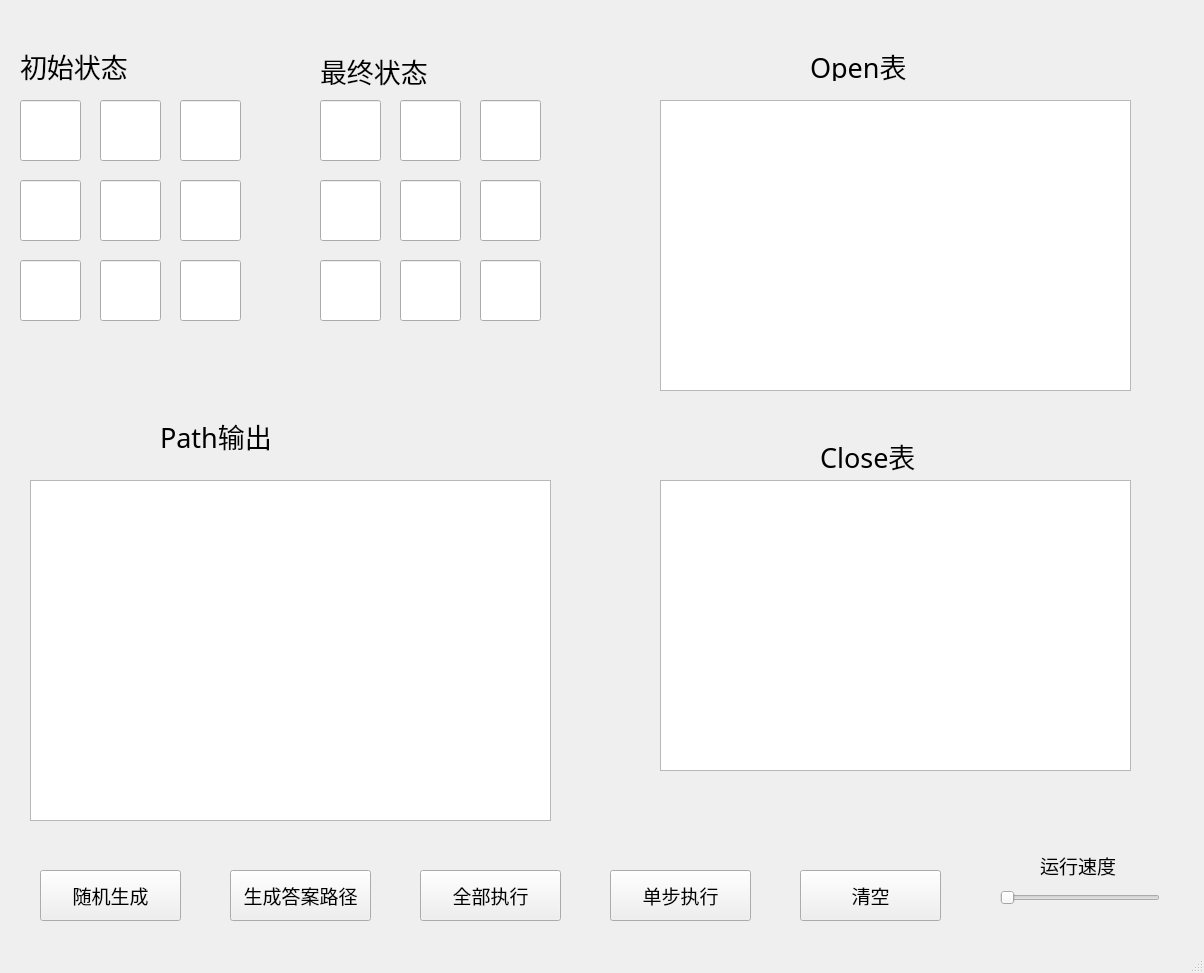
This is mainwindow.ui in dalao-li/Bashuma as Qt 5 draws it before an edit. The edited form follows.
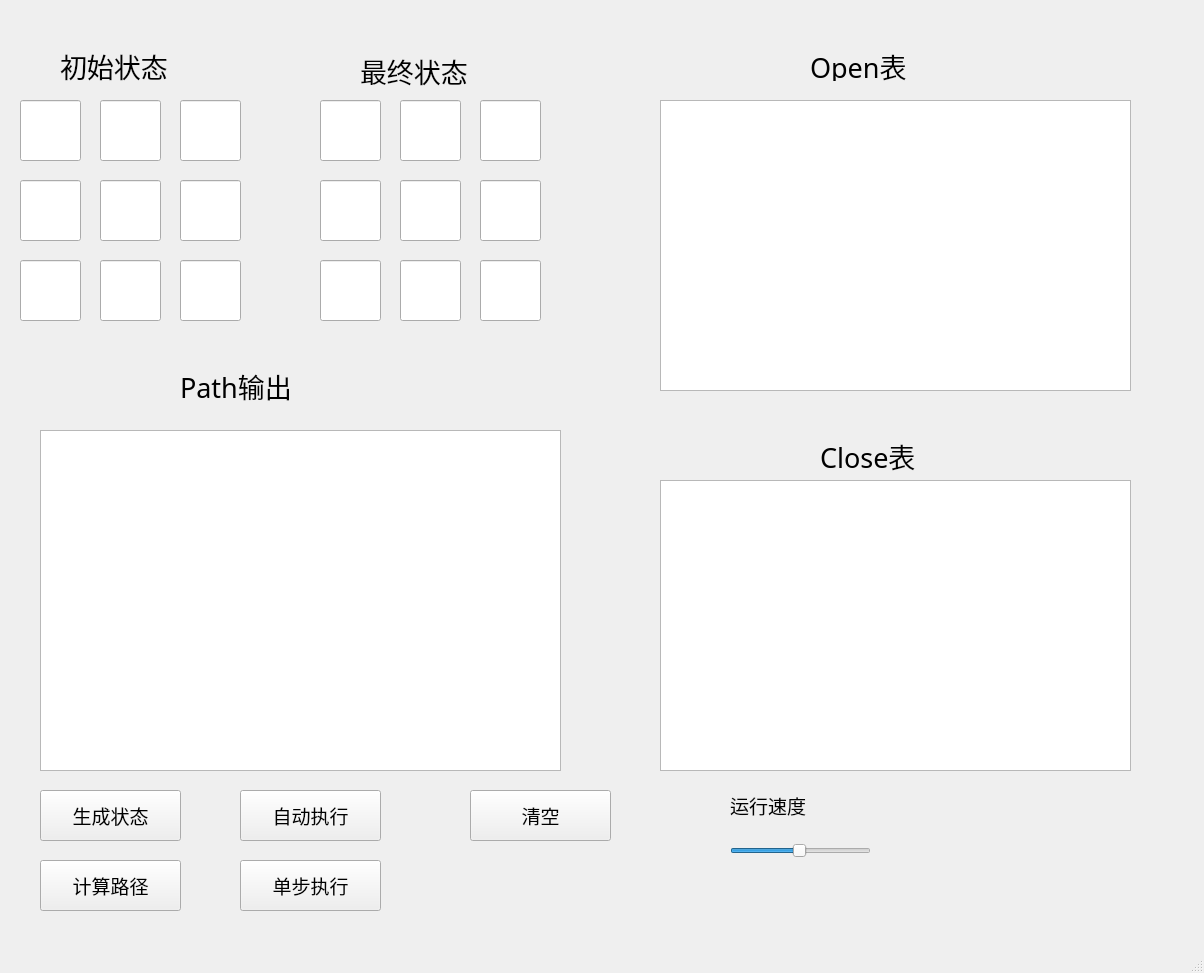
This is the edited form.

Commit message: 增加了步数说明和按钮禁用

Diff of the .ui file:
```diff
--- a/mainwindow.ui
+++ b/mainwindow.ui
@@ -49,8 +49,8 @@
    <widget class="QTextBrowser" name="path_textBrowser">
     <property name="geometry">
      <rect>
-      <x>30</x>
-      <y>480</y>
+      <x>40</x>
+      <y>430</y>
       <width>521</width>
       <height>341</height>
      </rect>
@@ -353,7 +353,7 @@
    <widget class="QLabel" name="label">
     <property name="geometry">
      <rect>
-      <x>20</x>
+      <x>60</x>
       <y>30</y>
       <width>261</width>
       <height>71</height>
@@ -372,7 +372,7 @@
    <widget class="QLabel" name="label_2">
     <property name="geometry">
      <rect>
-      <x>320</x>
+      <x>360</x>
       <y>40</y>
       <width>251</width>
       <height>61</height>
@@ -429,8 +429,8 @@
    <widget class="QLabel" name="label_5">
     <property name="geometry">
      <rect>
-      <x>160</x>
-      <y>400</y>
+      <x>180</x>
+      <y>350</y>
       <width>201</width>
       <height>71</height>
      </rect>
@@ -448,8 +448,8 @@
    <widget class="QPushButton" name="strart_pushButton">
     <property name="geometry">
      <rect>
-      <x>420</x>
-      <y>870</y>
+      <x>240</x>
+      <y>790</y>
       <width>141</width>
       <height>51</height>
      </rect>
@@ -461,14 +461,14 @@
      </font>
     </property>
     <property name="text">
-     <string>全部执行</string>
+     <string>自动执行</string>
     </property>
    </widget>
    <widget class="QPushButton" name="random_pushButton">
     <property name="geometry">
      <rect>
       <x>40</x>
-      <y>870</y>
+      <y>790</y>
       <width>141</width>
       <height>51</height>
      </rect>
@@ -480,14 +480,14 @@
      </font>
     </property>
     <property name="text">
-     <string>随机生成</string>
+     <string>生成状态</string>
     </property>
    </widget>
    <widget class="QPushButton" name="clear_pushButton">
     <property name="geometry">
      <rect>
-      <x>800</x>
-      <y>870</y>
+      <x>470</x>
+      <y>790</y>
       <width>141</width>
       <height>51</height>
      </rect>
@@ -505,8 +505,8 @@
    <widget class="QPushButton" name="sigleStep_pushButton">
     <property name="geometry">
      <rect>
-      <x>610</x>
-      <y>870</y>
+      <x>240</x>
+      <y>860</y>
       <width>141</width>
       <height>51</height>
      </rect>
@@ -524,21 +524,42 @@
    <widget class="QSlider" name="horizontalSlider">
     <property name="geometry">
      <rect>
-      <x>1000</x>
-      <y>890</y>
-      <width>160</width>
-      <height>16</height>
+      <x>730</x>
+      <y>830</y>
+      <width>141</width>
+      <height>41</height>
      </rect>
     </property>
+    <property name="font">
+     <font>
+      <family>Agency FB</family>
+      <pointsize>14</pointsize>
+     </font>
+    </property>
+    <property name="minimum">
+     <number>1</number>
+    </property>
+    <property name="maximum">
+     <number>100</number>
+    </property>
+    <property name="value">
+     <number>50</number>
+    </property>
     <property name="orientation">
      <enum>Qt::Horizontal</enum>
     </property>
+    <property name="tickPosition">
+     <enum>QSlider::NoTicks</enum>
+    </property>
+    <property name="tickInterval">
+     <number>2</number>
+    </property>
    </widget>
    <widget class="QLabel" name="label_6">
     <property name="geometry">
      <rect>
-      <x>1040</x>
-      <y>850</y>
+      <x>730</x>
+      <y>790</y>
       <width>151</width>
       <height>31</height>
      </rect>
@@ -556,8 +577,8 @@
    <widget class="QPushButton" name="creatPath_pushButton">
     <property name="geometry">
      <rect>
-      <x>230</x>
-      <y>870</y>
+      <x>40</x>
+      <y>860</y>
       <width>141</width>
       <height>51</height>
      </rect>
@@ -569,7 +590,7 @@
      </font>
     </property>
     <property name="text">
-     <string>生成答案路径</string>
+     <string>计算路径</string>
     </property>
    </widget>
   </widget>
```
Left out of the diff: 54 changed lines with no effect on the pictures. The commit also changes 3 other files.
